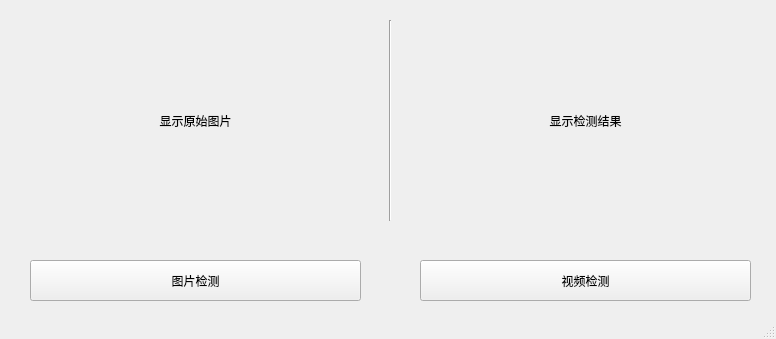
Above: main_window.ui from DiKaErJi/YOLOv5-PySide6_Hokage_Recognition before the change. Below: the same form after it.
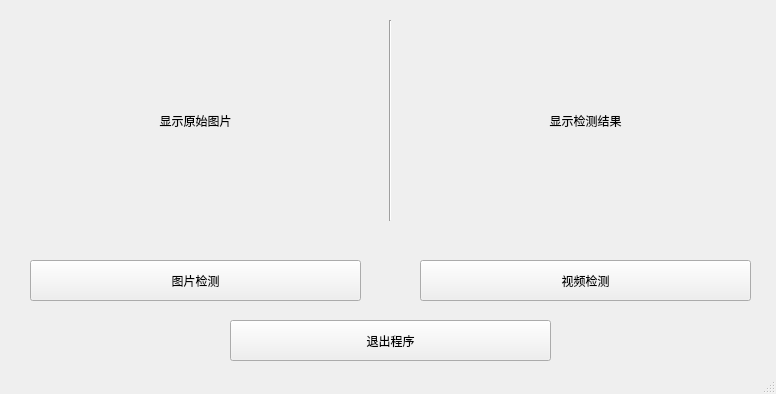
That is the form after the change.

Commit message: Merge branch 'master' of https://github.com/DiKaErJi/yolov5-PySide6_Hokage_Recognition

```diff
--- a/main_window.ui
+++ b/main_window.ui
@@ -7,13 +7,31 @@
     <x>0</x>
     <y>0</y>
     <width>776</width>
-    <height>339</height>
+    <height>394</height>
    </rect>
   </property>
+  <property name="sizePolicy">
+   <sizepolicy hsizetype="Preferred" vsizetype="Preferred">
+    <horstretch>0</horstretch>
+    <verstretch>0</verstretch>
+   </sizepolicy>
+  </property>
+  <property name="minimumSize">
+   <size>
+    <width>0</width>
+    <height>0</height>
+   </size>
+  </property>
   <property name="windowTitle">
    <string>MainWindow</string>
   </property>
   <widget class="QWidget" name="centralwidget">
+   <property name="sizePolicy">
+    <sizepolicy hsizetype="Fixed" vsizetype="Fixed">
+     <horstretch>0</horstretch>
+     <verstretch>0</verstretch>
+    </sizepolicy>
+   </property>
    <widget class="QLabel" name="input">
     <property name="geometry">
      <rect>
@@ -91,6 +109,19 @@
      <string>视频检测</string>
     </property>
    </widget>
+   <widget class="QPushButton" name="exit">
+    <property name="geometry">
+     <rect>
+      <x>230</x>
+      <y>320</y>
+      <width>321</width>
+      <height>41</height>
+     </rect>
+    </property>
+    <property name="text">
+     <string>退出程序</string>
+    </property>
+   </widget>
   </widget>
   <widget class="QStatusBar" name="statusbar"/>
  </widget>
```
Left out of the diff: 6 changed lines with no effect on the pictures. The commit also changes 2 other files.
